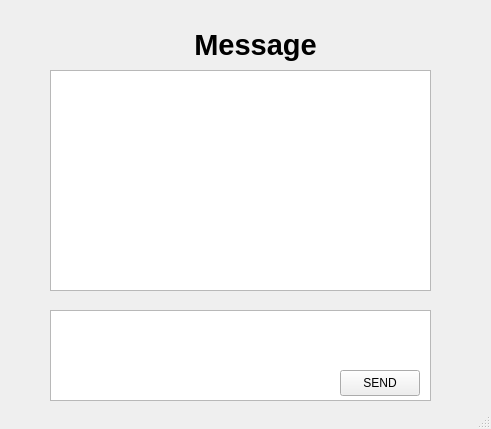
Old version of the form Server/server.ui in the repository max-my/chatroom.
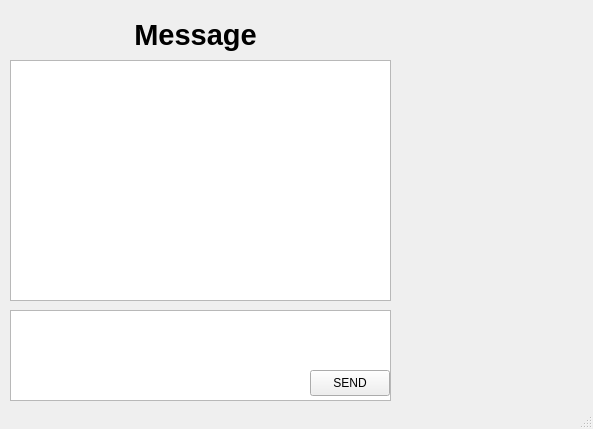
New version of the form.

Patch:
```diff
--- a/Server/server.ui
+++ b/Server/server.ui
@@ -6,7 +6,7 @@
    <rect>
     <x>0</x>
     <y>0</y>
-    <width>491</width>
+    <width>593</width>
     <height>429</height>
    </rect>
   </property>
@@ -17,7 +17,7 @@
    <widget class="QPushButton" name="pbSend">
     <property name="geometry">
      <rect>
-      <x>340</x>
+      <x>310</x>
       <y>370</y>
       <width>80</width>
       <height>26</height>
@@ -26,11 +26,14 @@
     <property name="text">
      <string>SEND</string>
     </property>
+    <property name="checkable">
+     <bool>false</bool>
+    </property>
    </widget>
    <widget class="QTextEdit" name="textEdit_input">
     <property name="geometry">
      <rect>
-      <x>50</x>
+      <x>10</x>
       <y>310</y>
       <width>381</width>
       <height>91</height>
@@ -40,10 +43,10 @@
    <widget class="QLabel" name="label">
     <property name="geometry">
      <rect>
-      <x>180</x>
+      <x>120</x>
       <y>10</y>
       <width>151</width>
-      <height>71</height>
+      <height>51</height>
      </rect>
     </property>
     <property name="text">
@@ -56,10 +59,10 @@
    <widget class="QTextEdit" name="textEdit_log">
     <property name="geometry">
      <rect>
-      <x>50</x>
-      <y>70</y>
+      <x>10</x>
+      <y>60</y>
       <width>381</width>
-      <height>221</height>
+      <height>241</height>
      </rect>
     </property>
    </widget>
```
